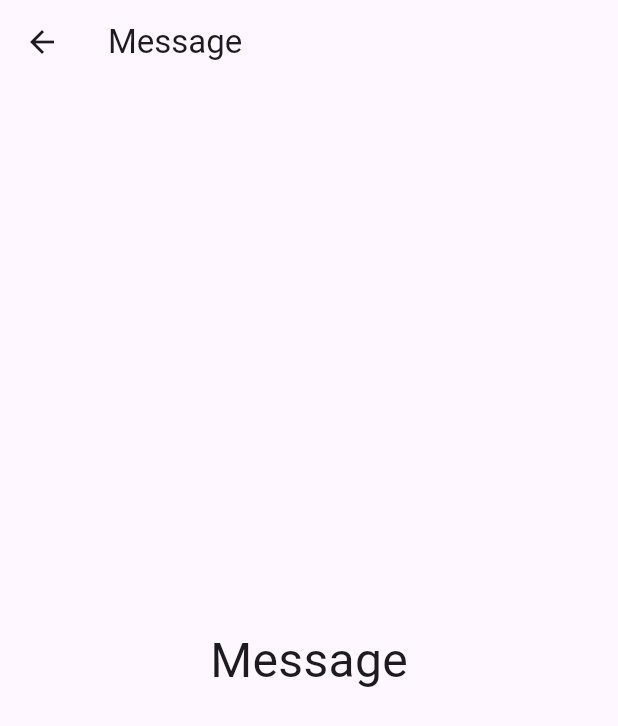
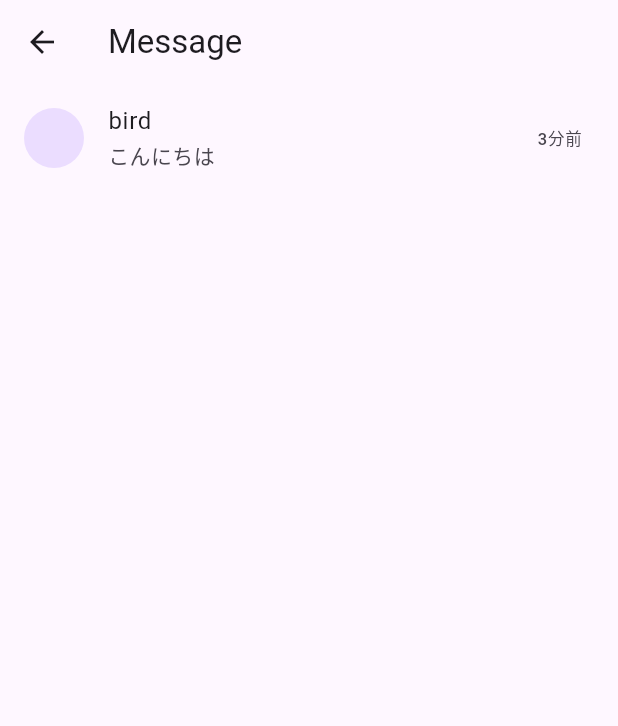
Before and after one commit to T2RMM/rigsby, a Flutter app: the MessageView screen opened directly, on a phone screen of 412 x 824 dp. Shown: the top 726 px of the screen. Run offline on Flutter 3.47's test engine with Material 2 defaults, Android fonts, the phone set to English and light mode, and no system bars; our stand-ins replace cloud_firestore, firebase_auth, firebase_core, flutter_riverpod, go_router; missing offline and left inert: firebase_ui_auth; accounts and stored records are empty.

Commit message:
Create message list view

```diff
--- a/lib/view/message_view.dart
+++ b/lib/view/message_view.dart
@@ -9,8 +9,18 @@ class MessageView extends StatelessWidget {
       appBar: AppBar(
         title: const Text('Message'),
       ),
-      body: const Center(
-          child: Text('Message', style: TextStyle(fontSize: 32.0))),
+      body: SafeArea(
+        child: ListView(
+            children: const <Widget>[
+              ListTile(
+                leading: CircleAvatar(),
+                trailing: Text('3分前'),
+                title: Text('bird'),
+                subtitle: Text('こんにちは'),
+              ),
+            ]
+        ),
+      ),
     );
   }
 }
```
